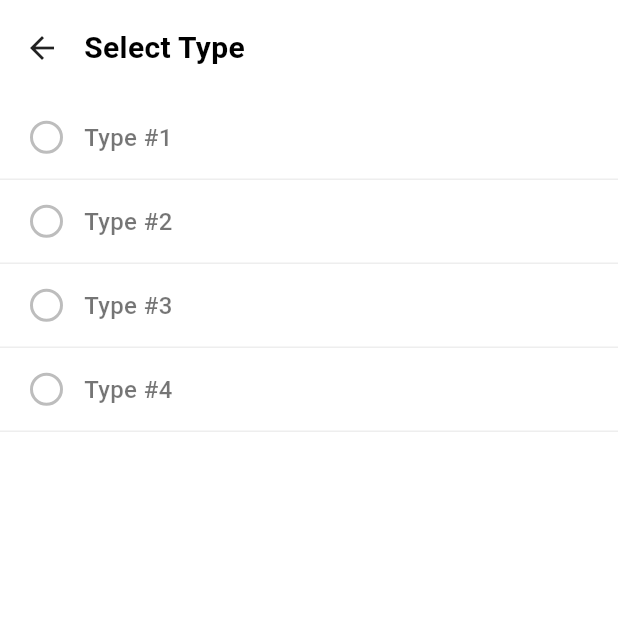
After one commit to anas56u/orange-hr-dev, a Flutter app: the AbsenceTypesScreen screen opened directly, on a phone screen of 412 x 824 dp, the top half of it. The commit adds this screen. Run offline on Flutter 3.47's test engine with Material 3 defaults, Android fonts, the phone set to English and light mode, and no system bars; our stand-ins replace iconsax; network calls fail.

Commit message:
feat: add Absence Management feature with screens, provider, and selection functionality

```diff
--- /dev/null
+++ b/lib/features/absence/presentation/pages/absence_types_screen.dart
@@ -0,0 +1,84 @@
+import 'package:flutter/material.dart';
+import '../widgets/absence_type_list_item.dart';
+
+/// Screen that displays a selectable list of absence types.
+///
+/// Receives the [currentSelection] (if any) so the matching
+/// radio indicator appears filled. When the user taps a type,
+/// [Navigator.pop] returns the selected type string back to
+/// [AbsenceManagementScreen] via the reverse-navigation pattern.
+///
+/// Uses [ListView.builder] for efficient widget recycling,
+/// even though the current mock list is small — this ensures
+/// the pattern scales if the list grows from an API response.
+class AbsenceTypesScreen extends StatelessWidget {
+  /// The type that is already selected on the form, if any.
+  /// Used to pre-fill the radio indicator for the matching row.
+  final String? currentSelection;
+
+  const AbsenceTypesScreen({super.key, this.currentSelection});
+
+  /// Mock absence types matching the design (Type #1 – #4).
+  static const List<String> _absenceTypes = [
+    'Type #1',
+    'Type #2',
+    'Type #3',
+    'Type #4',
+  ];
+
+  static const _titleStyle = TextStyle(
+    color: Colors.black,
+    fontSize: 20,
+    fontWeight: FontWeight.bold,
+  );
+
+  @override
+  Widget build(BuildContext context) {
+    return Scaffold(
+      backgroundColor: Colors.white,
+      body: SafeArea(
+        child: Column(
+          crossAxisAlignment: CrossAxisAlignment.start,
+          children: [
+            // --- Header: back button + title ---
+            Padding(
+              padding: const EdgeInsets.only(left: 4.0, top: 8.0),
+              child: Row(
+                children: [
+                  IconButton(
+                    icon: const Icon(
+                      Icons.arrow_back,
+                      color: Colors.black87,
+                    ),
+                    onPressed: () => Navigator.of(context).pop(),
+                  ),
+                  const SizedBox(width: 4),
+                  const Text('Select Type', style: _titleStyle),
+                ],
+              ),
+            ),
+
+            const SizedBox(height: 8),
+
+            // --- Types list (recycled via ListView.builder) ---
+            Expanded(
+              child: ListView.builder(
+                physics: const BouncingScrollPhysics(),
+                padding: EdgeInsets.zero,
+                itemCount: _absenceTypes.length,
+                itemBuilder: (context, index) {
+                  final type = _absenceTypes[index];
+                  return AbsenceTypeListItem(
+                    title: type,
+                    isSelected: type == currentSelection,
+                    onTap: () => Navigator.of(context).pop(type),
+                  );
+                },
+              ),
+            ),
+          ],
+        ),
+      ),
+    );
+  }
+}
--- /dev/null
+++ b/lib/features/absence/presentation/providers/absence_provider.dart
@@ -0,0 +1,12 @@
+import 'package:flutter/material.dart';
+
+class AbsenceProvider extends ChangeNotifier {
+  String? _selectedType;
+
+  String? get selectedType => _selectedType;
+
+  void setSelectedType(String type) {
+    _selectedType = type;
+    notifyListeners();
+  }
+}
--- /dev/null
+++ b/lib/features/absence/presentation/widgets/absence_type_list_item.dart
@@ -0,0 +1,97 @@
+import 'package:flutter/material.dart';
+
+/// A single selectable row in the [AbsenceTypesScreen] list.
+///
+/// Displays a radio-style circle indicator on the left and the
+/// type title on the right, separated by a bottom divider —
+/// matching the "Select Type" design exactly.
+///
+/// The radio indicator is purely visual: an empty circle when
+/// [isSelected] is false, and a filled orange dot when true.
+class AbsenceTypeListItem extends StatelessWidget {
+  /// The display name of this absence type.
+  final String title;
+
+  /// Whether this type is currently selected (fills the radio dot).
+  final bool isSelected;
+
+  /// Called when the user taps this row.
+  final VoidCallback? onTap;
+
+  const AbsenceTypeListItem({
+    super.key,
+    required this.title,
+    this.isSelected = false,
+    this.onTap,
+  });
+
+  // --- Const style tokens ----------------------------------------------------
+
+  static const _titleStyle = TextStyle(
+    color: Colors.black87,
+    fontSize: 16,
+    fontWeight: FontWeight.w500,
+  );
+
+  static const _itemPadding = EdgeInsets.symmetric(
+    horizontal: 20.0,
+    vertical: 16.0,
+  );
+
+  static const _bottomBorder = Border(
+    bottom: BorderSide(color: Color(0xFFEEEEEE), width: 1.0),
+  );
+
+  static const _unselectedBorderColor = Color(0xFFBDBDBD);
+
+  @override
+  Widget build(BuildContext context) {
+    return InkWell(
+      onTap: onTap,
+      child: Container(
+        padding: _itemPadding,
+        decoration: const BoxDecoration(border: _bottomBorder),
+        child: Row(
+          children: [
+            // --- Radio circle indicator ---
+            Container(
+              width: 22,
+              height: 22,
+              decoration: BoxDecoration(
+                shape: BoxShape.circle,
+                border: Border.all(
+                  color: isSelected ? Colors.orange : _unselectedBorderColor,
+                  width: 2.0,
+                ),
+              ),
+              child: isSelected
+                  ? Center(
+                      child: Container(
+                        width: 12,
+                        height: 12,
+                        decoration: const BoxDecoration(
+                          shape: BoxShape.circle,
+                          color: Colors.orange,
+                        ),
+                      ),
+                    )
+                  : null,
+            ),
+            const SizedBox(width: 14),
+            // --- Type title ---
+            Expanded(
+              child: Text(
+                title,
+                style: TextStyle(
+                  color: isSelected ? Colors.orange : Colors.black54,
+                  fontSize: 16,
+                  fontWeight: FontWeight.w500,
+                ),
+              ),
+            ),
+          ],
+        ),
+      ),
+    );
+  }
+}
--- a/lib/features/home/presentation/widgets/latest_offers/offers_header.dart
+++ b/lib/features/home/presentation/widgets/latest_offers/offers_header.dart
@@ -2,10 +2,6 @@ import 'package:flutter/material.dart';
 import 'package:iconsax/iconsax.dart';
 
 /// Header widget for the Latest Offers screen.
-///
-/// Displays the orange tag icon (matching the home grid icon for
-/// "Latest Offers") alongside the screen title. Follows the same
-/// header pattern used in [CategoryDetailScreen].
 class OffersHeader extends StatelessWidget {
   const OffersHeader({super.key});
 
```
Also changed, not shown: lib/features/absence/presentation/pages/absence_management_screen.dart (added, +100 -0 lines), lib/features/absence/presentation/widgets/absence_type_field.dart (added, +85 -0 lines), lib/features/home/presentation/pages/category_detail_screen.dart (+13 -0 lines).
